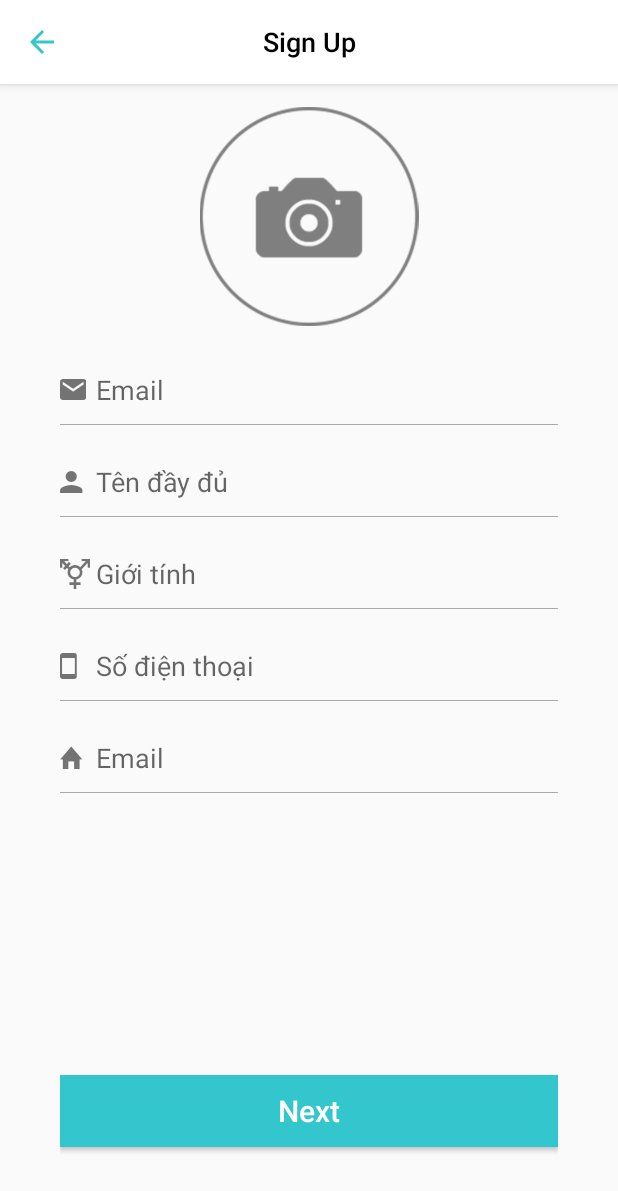
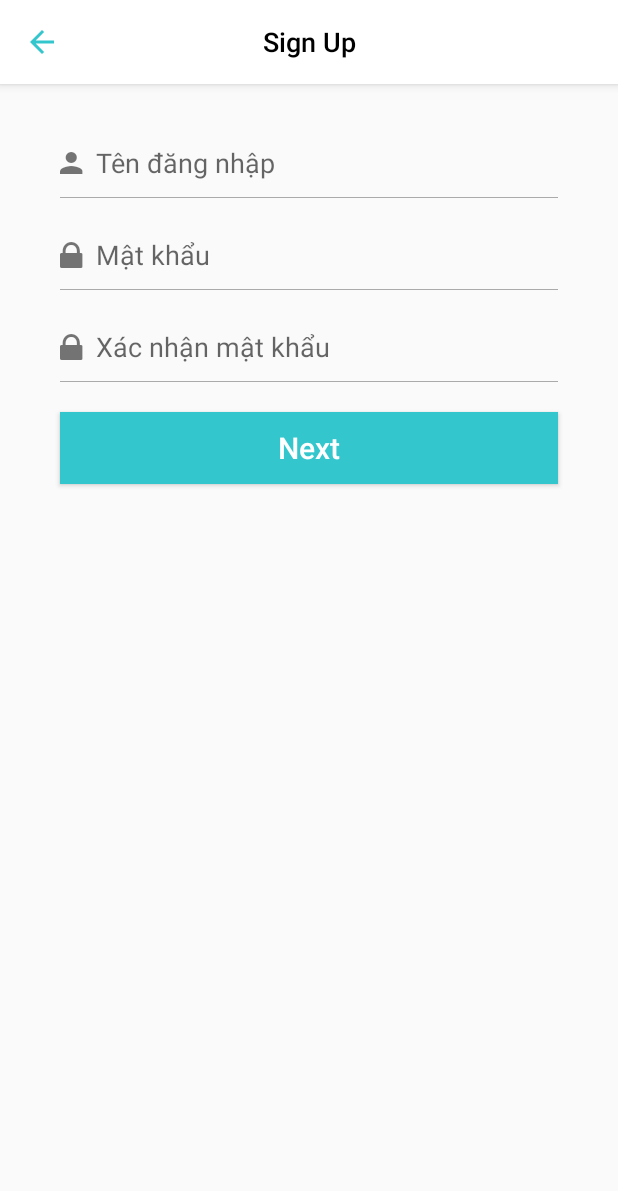
Before and after one commit to thanhduy26091995/Owner, an Android app: the SignUp1Activity screen opened directly, with no data from a screen before it, on a phone screen of 412 x 824 dp. Shown: the top 1191 px of the screen. Run offline under Robolectric (Android 15) with nearby library versions, the phone set to English and light mode, and no system bars; our stand-ins replace ButterKnife.

Commit message:
Edit page Sign In and Sign Up

```diff
--- a/app/src/main/AndroidManifest.xml
+++ b/app/src/main/AndroidManifest.xml
@@ -20,7 +20,8 @@
         <activity android:name=".more.viet_pham.MoreActivity"/>
         <activity android:name=".more.duy_nguyen.TermsActivity"/>
         <activity android:name=".more.viet_pham.SignInActivity"/>
-        <activity android:name=".more.viet_pham.SignUpActivity"/>
+        <activity android:name=".more.viet_pham.SignUp1Activity"/>
+        <activity android:name=".more.viet_pham.SignUp2Activity"/>
         <activity android:name=".work_management.WorkManagement"/>
     </application>
 
--- a/app/src/main/java/com/hbbsolution/owner/more/viet_pham/SignInActivity.java
+++ b/app/src/main/java/com/hbbsolution/owner/more/viet_pham/SignInActivity.java
@@ -66,7 +66,7 @@ public class SignInActivity extends AppCompatActivity {
         btnSignUpNow.setOnClickListener(new View.OnClickListener() {
             @Override
             public void onClick(View view) {
-                Intent intent = new Intent(SignInActivity.this,SignUpActivity.class);
+                Intent intent = new Intent(SignInActivity.this,SignUp1Activity.class);
                 startActivity(intent);
             }
         });
--- a/app/src/main/java/com/hbbsolution/owner/more/viet_pham/SignUpActivity.java
+++ b/app/src/main/java/com/hbbsolution/owner/more/viet_pham/SignUp1Activity.java
@@ -10,7 +10,6 @@ import android.view.View;
 import android.widget.Button;
 
 import com.hbbsolution.owner.R;
-import com.hbbsolution.owner.more.duy_nguyen.TermsActivity;
 
 import butterknife.BindView;
 import butterknife.ButterKnife;
@@ -19,39 +18,38 @@ import butterknife.ButterKnife;
  * Created by Administrator on 5/10/2017.
  */
 
-public class SignUpActivity extends AppCompatActivity {
+public class SignUp1Activity extends AppCompatActivity {
     @BindView(R.id.toolbar)
     Toolbar toolbar;
     @BindView(R.id.button_next)
     Button buttonNext;
+
     @Override
     protected void onCreate(@Nullable Bundle savedInstanceState) {
         super.onCreate(savedInstanceState);
-        setContentView(R.layout.activity_sign_up);
+        setContentView(R.layout.activity_sign_up_1);
         ButterKnife.bind(this);
         setTitle("");
         setSupportActionBar(toolbar);
+        getSupportActionBar().setDisplayShowHomeEnabled(true);
         getSupportActionBar().setDisplayHomeAsUpEnabled(true);
-        getSupportActionBar().setDisplayShowHomeEnabled(true);
         addEvents();
     }
 
     @Override
     public boolean onOptionsItemSelected(MenuItem item) {
-        if(item.getItemId() == android.R.id.home)
-        {
+        if (item.getItemId() == android.R.id.home) {
             finish();
         }
         return super.onOptionsItemSelected(item);
     }
 
-    public void addEvents()
-    {
-        // Event click next page
+    public void addEvents() {
+        // Event click next page sign up 2
         buttonNext.setOnClickListener(new View.OnClickListener() {
             @Override
             public void onClick(View view) {
-                Intent intent = new Intent(SignUpActivity.this, TermsActivity.class);
+                Intent intent = new Intent(SignUp1Activity.this,SignUp2Activity.class);
                 startActivity(intent);
             }
         });
--- /dev/null
+++ b/app/src/main/res/layout/activity_sign_up_1.xml
@@ -0,0 +1,150 @@
+<LinearLayout xmlns:android="http://schemas.android.com/apk/res/android"
+    android:layout_width="match_parent"
+    android:layout_height="match_parent"
+    xmlns:app="http://schemas.android.com/apk/res-auto"
+    android:orientation="vertical">
+    <android.support.design.widget.AppBarLayout
+        android:id="@+id/appbar"
+        android:layout_width="match_parent"
+        android:layout_height="wrap_content">
+
+        <android.support.v7.widget.Toolbar
+            android:id="@+id/toolbar"
+            android:layout_width="match_parent"
+            android:layout_height="?attr/actionBarSize"
+            android:background="@android:color/white"
+            app:theme="@style/toolbar_theme"
+            >
+
+            <TextView
+                android:layout_width="wrap_content"
+                android:layout_height="wrap_content"
+                android:layout_gravity="center"
+                android:text="Sign Up"
+                android:textAllCaps="false"
+                android:textColor="@android:color/black"
+                android:textSize="18sp"
+                android:textStyle="bold" />
+        </android.support.v7.widget.Toolbar>
+    </android.support.design.widget.AppBarLayout>
+    <LinearLayout
+        android:layout_width="match_parent"
+        android:layout_height="match_parent"
+        android:orientation="vertical"
+        android:layout_marginTop="30dp"
+        >
+        <RelativeLayout
+            android:layout_width="match_parent"
+            android:layout_height="wrap_content"
+            android:layout_marginLeft="40dp"
+            android:layout_marginRight="40dp">
+
+            <com.hbbsolution.owner.base.IconTextView
+                android:layout_width="wrap_content"
+                android:layout_height="wrap_content"
+                android:layout_alignParentLeft="true"
+                android:layout_centerInParent="true"
+                android:text="@string/ic_fullname"
+                android:textSize="20sp" />
+
+            <EditText
+                android:id="@+id/edit_username"
+                android:layout_width="match_parent"
+                android:layout_height="wrap_content"
+                android:layout_marginLeft="20dp"
+                android:backgroundTint="@android:color/transparent"
+                android:hint="Tên đăng nhập"
+                android:textColor="@android:color/black" />
+        </RelativeLayout>
+
+        <View
+            android:layout_width="match_parent"
+            android:layout_height="0.1dp"
+            android:layout_marginLeft="40dp"
+            android:layout_marginRight="40dp"
+            android:background="@android:color/darker_gray" />
+
+        <RelativeLayout
+            android:layout_width="match_parent"
+            android:layout_height="wrap_content"
+            android:layout_marginLeft="40dp"
+            android:layout_marginRight="40dp"
+            android:layout_marginTop="15dp"
+            >
+
+            <com.hbbsolution.owner.base.IconTextView
+                android:layout_width="wrap_content"
+                android:layout_height="wrap_content"
+                android:layout_alignParentLeft="true"
+                android:layout_centerInParent="true"
+                android:text="@string/ic_locked"
+                android:textSize="20sp" />
+
+            <EditText
+                android:id="@+id/edit_password"
+                android:layout_width="match_parent"
+                android:layout_height="wrap_content"
+                android:layout_marginLeft="20dp"
+                android:backgroundTint="@android:color/transparent"
+                android:inputType="textPassword"
+                android:hint="Mật khẩu"
+                android:textColor="@android:color/black" />
+        </RelativeLayout>
+
+        <View
+            android:layout_width="match_parent"
+            android:layout_height="0.1dp"
+            android:layout_marginLeft="40dp"
+            android:layout_marginRight="40dp"
+            android:background="@android:color/darker_gray" />
+
+        <RelativeLayout
+            android:layout_width="match_parent"
+            android:layout_height="wrap_content"
+            android:layout_marginLeft="40dp"
+            android:layout_marginRight="40dp"
+            android:layout_marginTop="15dp"
+            >
+
+            <com.hbbsolution.owner.base.IconTextView
+                android:layout_width="wrap_content"
+                android:layout_height="wrap_content"
+                android:layout_alignParentLeft="true"
+                android:layout_centerInParent="true"
+                android:text="@string/ic_locked"
+                android:textSize="20sp" />
+
+            <EditText
+                android:id="@+id/edit_confirm_password"
+                android:layout_width="match_parent"
+                android:layout_height="wrap_content"
+                android:layout_marginLeft="20dp"
+                android:inputType="textPassword"
+                android:backgroundTint="@android:color/transparent"
+                android:hint="Xác nhận mật khẩu"
+                android:textColor="@android:color/black" />
+        </RelativeLayout>
+
+        <View
+            android:layout_width="match_parent"
+            android:layout_height="0.1dp"
+            android:layout_marginLeft="40dp"
+            android:layout_marginRight="40dp"
+            android:background="@android:color/darker_gray" />
+
+        <Button
+            android:id="@+id/button_next"
+            android:layout_width="match_parent"
+            android:layout_height="wrap_content"
+            android:background="@color/home_background_history"
+            android:text="Next"
+            android:textAllCaps="false"
+            android:textColor="@android:color/white"
+            android:textSize="20sp"
+            android:layout_marginLeft="40dp"
+            android:layout_marginRight="40dp"
+            android:layout_marginTop="20dp"
+
+            />
+    </LinearLayout>
+</LinearLayout>
--- a/app/src/main/res/layout/activity_sign_up.xml
+++ b/app/src/main/res/layout/activity_sign_up_2.xml
@@ -1,7 +1,7 @@
 <LinearLayout xmlns:android="http://schemas.android.com/apk/res/android"
+    xmlns:app="http://schemas.android.com/apk/res-auto"
     android:layout_width="match_parent"
     android:layout_height="match_parent"
-    xmlns:app="http://schemas.android.com/apk/res-auto"
     android:orientation="vertical">
 
     <android.support.design.widget.AppBarLayout
@@ -14,8 +14,7 @@
             android:layout_width="match_parent"
             android:layout_height="?attr/actionBarSize"
             android:background="@android:color/white"
-            app:theme="@style/toolbar_theme"
-            >
+            app:theme="@style/toolbar_theme">
 
             <TextView
                 android:layout_width="wrap_content"
@@ -28,56 +27,60 @@
                 android:textStyle="bold" />
         </android.support.v7.widget.Toolbar>
     </android.support.design.widget.AppBarLayout>
+
     <LinearLayout
         android:layout_width="match_parent"
         android:layout_height="match_parent"
         android:orientation="vertical"
-        android:weightSum="5"
-        >
+        android:weightSum="5">
+
         <ImageView
             android:layout_width="match_parent"
             android:layout_height="0dp"
+            android:layout_marginTop="25dp"
             android:layout_weight="1"
-            android:src="@drawable/camera_android"
-            android:layout_marginTop="15dp"
-            />
+            android:src="@drawable/camera_android" />
+
         <LinearLayout
             android:layout_width="match_parent"
             android:layout_height="0dp"
+            android:layout_marginTop="20dp"
             android:layout_weight="3"
             android:orientation="vertical"
-            android:layout_marginTop="20dp"
-            >
+            android:weightSum="5">
+
             <RelativeLayout
                 android:layout_width="match_parent"
                 android:layout_height="wrap_content"
                 android:layout_marginLeft="40dp"
                 android:layout_marginRight="40dp"
-                >
+                android:layout_weight="1">
+
                 <com.hbbsolution.owner.base.IconTextView
                     android:layout_width="wrap_content"
                     android:layout_height="wrap_content"
+                    android:layout_alignParentLeft="true"
+                    android:layout_centerInParent="true"
                     android:text="@string/ic_mail"
-                    android:layout_centerInParent="true"
-                    android:layout_alignParentLeft="true"
-                    android:textSize="20sp"
-                    />
+                    android:textSize="20sp" />
+
                 <EditText
                     android:id="@+id/edit_email"
                     android:layout_width="match_parent"
                     android:layout_height="wrap_content"
+                    android:layout_centerInParent="true"
+                    android:layout_marginLeft="50dp"
+                    android:backgroundTint="@android:color/transparent"
                     android:hint="Email"
-                    android:textColor="@android:color/darker_gray"
-                    android:layout_marginLeft="20dp"
-                    android:backgroundTint="@android:color/transparent"
-                    />
+                    android:textColor="@android:color/black" />
             </RelativeLayout>
+
             <View
                 android:layout_width="match_parent"
                 android:layout_height="0.1dp"
                 android:layout_marginLeft="40dp"
                 android:layout_marginRight="40dp"
-                android:background="@android:color/darker_gray"/>
+                android:background="@android:color/darker_gray" />
 
             <RelativeLayout
                 android:layout_width="match_parent"
@@ -85,145 +88,156 @@
                 android:layout_marginLeft="40dp"
                 android:layout_marginRight="40dp"
                 android:layout_marginTop="15dp"
-                >
+                android:layout_weight="1">
+
                 <com.hbbsolution.owner.base.IconTextView
                     android:layout_width="wrap_content"
                     android:layout_height="wrap_content"
+                    android:layout_alignParentLeft="true"
+                    android:layout_centerInParent="true"
                     android:text="@string/ic_fullname"
-                    android:layout_centerInParent="true"
-                    android:layout_alignParentLeft="true"
-                    android:textSize="20sp"
-                    />
+                    android:textSize="20sp" />
+
                 <EditText
                     android:id="@+id/edit_full_name"
                     android:layout_width="match_parent"
                     android:layout_height="wrap_content"
+                    android:layout_centerInParent="true"
+                    android:layout_marginLeft="50dp"
+                    android:backgroundTint="@android:color/transparent"
                     android:hint="Tên đầy đủ"
-                    android:textColor="@android:color/darker_gray"
-                    android:layout_marginLeft="20dp"
-                    android:backgroundTint="@android:color/transparent"
-                    />
+                    android:textColor="@android:color/black" />
             </RelativeLayout>
+
             <View
                 android:layout_width="match_parent"
                 android:layout_height="0.1dp"
                 android:layout_marginLeft="40dp"
                 android:layout_marginRight="40dp"
-                android:background="@android:color/darker_gray"/>
+                android:background="@android:color/darker_gray" />
+
             <RelativeLayout
                 android:layout_width="match_parent"
                 android:layout_height="wrap_content"
                 android:layout_marginLeft="40dp"
                 android:layout_marginRight="40dp"
                 android:layout_marginTop="15dp"
-                >
+                android:layout_weight="1">
+
                 <com.hbbsolution.owner.base.IconTextView
                     android:layout_width="wrap_content"
                     android:layout_height="wrap_content"
+                    android:layout_alignParentLeft="true"
+                    android:layout_centerInParent="true"
                     android:text="@string/ic_gender"
-                    android:layout_centerInParent="true"
-                    android:layout_alignParentLeft="true"
-                    android:textSize="20sp"
-                    />
+                    android:textSize="20sp" />
+
                 <EditText
                     android:id="@+id/edit_gender"
                     android:layout_width="match_parent"
                     android:layout_height="wrap_content"
+                    android:layout_centerInParent="true"
+                    android:layout_marginLeft="50dp"
+                    android:backgroundTint="@android:color/transparent"
                     android:hint="Giới tính"
-                    android:textColor="@android:color/darker_gray"
-                    android:layout_marginLeft="20dp"
-                    android:backgroundTint="@android:color/transparent"
-                    />
+                    android:textColor="@android:color/black" />
             </RelativeLayout>
+
             <View
                 android:layout_width="match_parent"
                 android:layout_height="0.1dp"
                 android:layout_marginLeft="40dp"
                 android:layout_marginRight="40dp"
-                android:background="@android:color/darker_gray"/>
+                android:background="@android:color/darker_gray" />
+
             <RelativeLayout
                 android:layout_width="match_parent"
                 android:layout_height="wrap_content"
                 android:layout_marginLeft="40dp"
                 android:layout_marginRight="40dp"
                 android:layout_marginTop="15dp"
-                >
+                android:layout_weight="1">
+
                 <com.hbbsolution.owner.base.IconTextView
                     android:layout_width="wrap_content"
                     android:layout_height="wrap_content"
+                    android:layout_alignParentLeft="true"
+                    android:layout_centerInParent="true"
                     android:text="@string/ic_phone_portr"
-                    android:layout_centerInParent="true"
-                    android:layout_alignParentLeft="true"
-                    android:textSize="20sp"
-                    />
+                    android:textSize="20sp" />
+
                 <EditText
                     android:id="@+id/edit_number"
                     android:layout_width="match_parent"
                     android:layout_height="wrap_content"
+                    android:layout_centerInParent="true"
+                    android:layout_marginLeft="50dp"
+                    android:backgroundTint="@android:color/transparent"
                     android:hint="Số điện thoại"
-                    android:textColor="@android:color/darker_gray"
-                    android:layout_marginLeft="20dp"
-                    android:backgroundTint="@android:color/transparent"
-                    />
+                    android:textColor="@android:color/black" />
             </RelativeLayout>
+
             <View
                 android:layout_width="match_parent"
                 android:layout_height="0.1dp"
                 android:layout_marginLeft="40dp"
                 android:layout_marginRight="40dp"
-                android:background="@android:color/darker_gray"/>
+                android:background="@android:color/darker_gray" />
+
             <RelativeLayout
                 android:layout_width="match_parent"
                 android:layout_height="wrap_content"
                 android:layout_marginLeft="40dp"
                 android:layout_marginRight="40dp"
                 android:layout_marginTop="15dp"
-                >
+                android:layout_weight="1">
+
                 <com.hbbsolution.owner.base.IconTextView
                     android:layout_width="wrap_content"
                     android:layout_height="wrap_content"
+                    android:layout_alignParentLeft="true"
+                    android:layout_centerInParent="true"
                     android:text="@string/ic_home"
-                    android:layout_centerInParent="true"
-                    android:layout_alignParentLeft="true"
-                    android:textSize="20sp"
-                    />
+                    android:textSize="20sp" />
+
                 <EditText
                     android:id="@+id/edit_home"
                     android:layout_width="match_parent"
                     android:layout_height="wrap_content"
+                    android:layout_centerInParent="true"
+                    android:layout_marginLeft="50dp"
+                    android:backgroundTint="@android:color/transparent"
                     android:hint="Email"
-                    android:textColor="@android:color/darker_gray"
-                    android:layout_marginLeft="20dp"
-                    android:backgroundTint="@android:color/transparent"
-                    />
+                    android:textColor="@android:color/black" />
             </RelativeLayout>
+
             <View
                 android:layout_width="match_parent"
                 android:layout_height="0.1dp"
                 android:layout_marginLeft="40dp"
                 android:layout_marginRight="40dp"
-                android:background="@android:color/darker_gray"/>
+                android:background="@android:color/darker_gray" />
         </LinearLayout>
+
         <LinearLayout
             android:layout_width="match_parent"
             android:layout_height="0dp"
-            android:orientation="vertical"
             android:layout_weight="1"
             android:gravity="center_vertical"
+            android:orientation="vertical"
+            android:paddingBottom="20dp"
             android:paddingLeft="40dp"
-            android:paddingRight="40dp"
-            android:paddingBottom="20dp"
-            >
+            android:paddingRight="40dp">
+
             <Button
                 android:id="@+id/button_next"
                 android:layout_width="match_parent"
                 android:layout_height="wrap_content"
+                android:background="@color/home_background_history"
                 android:text="Next"
                 android:textAllCaps="false"
                 android:textColor="@android:color/white"
-                android:textSize="20sp"
-                android:background="@color/home_background_history"
-                />
+                android:textSize="20sp" />
         </LinearLayout>
     </LinearLayout>
 </LinearLayout>
--- a/app/src/main/res/values/icons.xml
+++ b/app/src/main/res/values/icons.xml
@@ -8,4 +8,7 @@
     <string name="ic_gender">&#xf4f5;</string>
     <string name="ic_phone_portr">&#xf3a2;</string>
     <string name="ic_home">&#xf144;</string>
+    <string name="ic_locked">&#xf200;</string>
+    <string name="ic_google">&#xf34f;</string>
+    <string name="ic_facebook">&#xf231;</string>
 </resources>
```
Also changed, not shown: app/src/main/java/com/hbbsolution/owner/more/viet_pham/SignUp2Activity.java (added, +59 -0 lines), app/src/main/res/layout/activity_sign_in.xml (+8 -9 lines).
